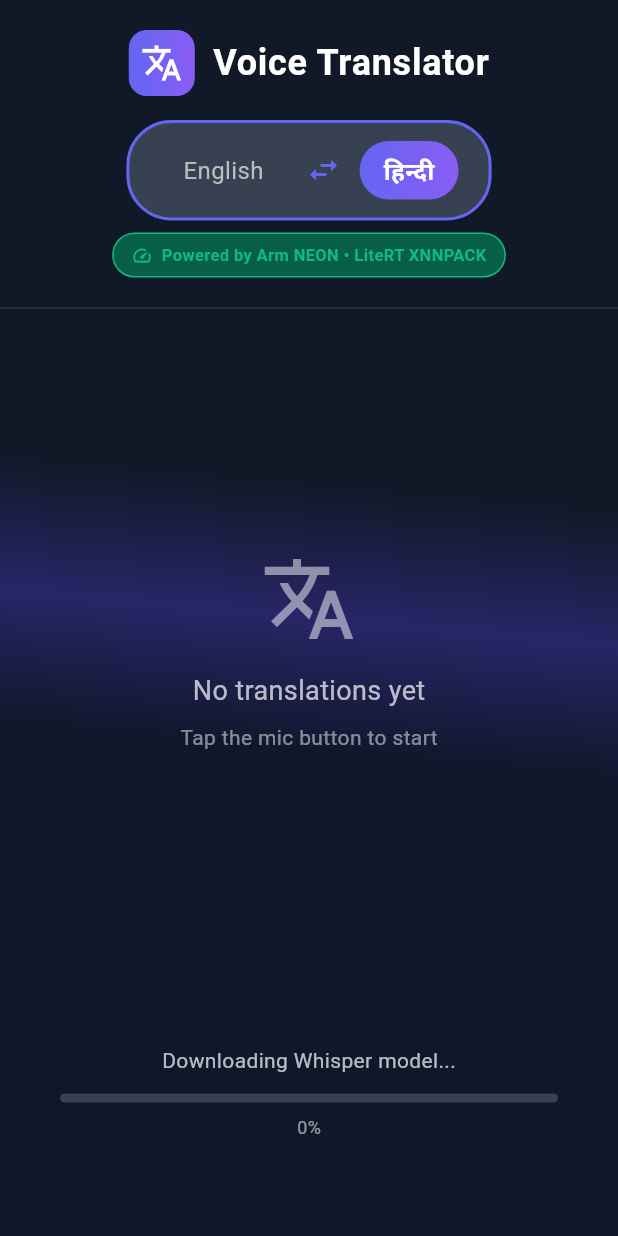
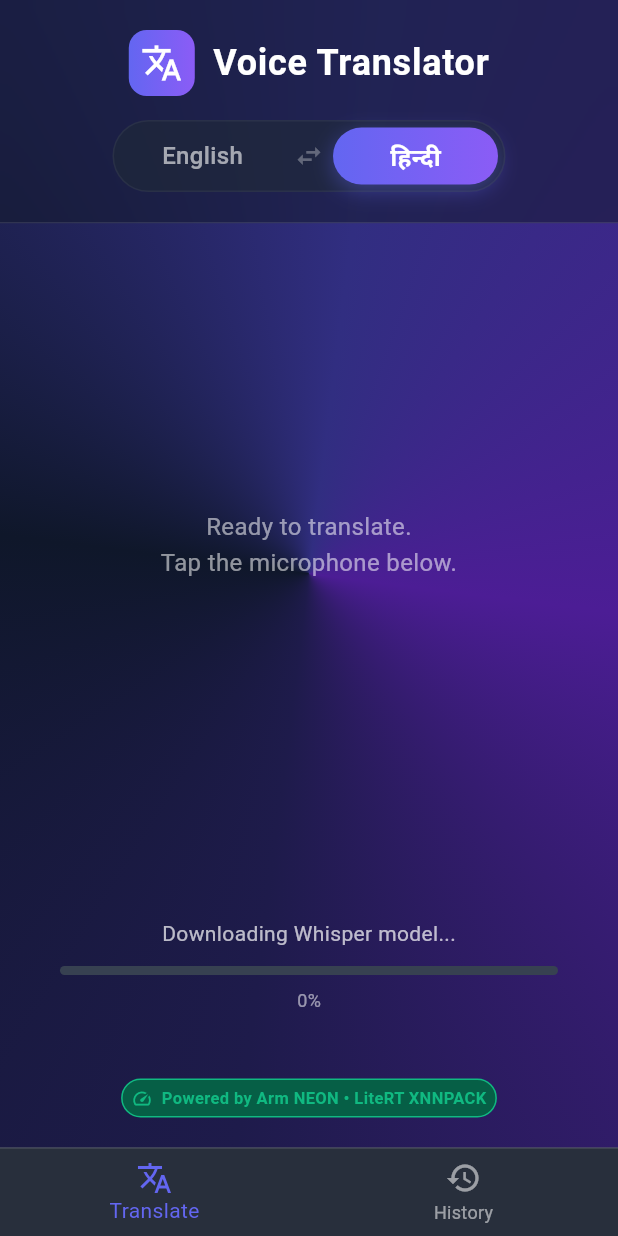
Before and after one commit to Animish-Sharma/arm-hack, a Flutter app: the screen it shows after launch, on a phone screen of 412 x 824 dp. Run offline on Flutter 3.47's test engine with Material 3 defaults, Android fonts, the light colour scheme and no system bars; our stand-ins replace flutter_tts, permission_handler, shared_preferences; missing offline and left inert: flutter_gemma, record; network calls fail.

Commit message:
More UI Changes

```diff
--- a/lib/main.dart
+++ b/lib/main.dart
@@ -1,7 +1,8 @@
 import 'package:flutter/material.dart';
 import 'package:provider/provider.dart';
 import 'package:speech_translator/providers/translator_provider.dart';
-import 'package:speech_translator/screens/home_screen.dart';
+
+import 'package:speech_translator/screens/main_screen.dart';
 import 'package:flutter_gemma/flutter_gemma.dart';
 
 void main() async {
@@ -31,7 +32,7 @@ class MyApp extends StatelessWidget {
           ),
           useMaterial3: true,
         ),
-        home: const HomeScreen(),
+        home: const MainScreen(),
       ),
     );
   }
--- a/lib/screens/home_screen.dart
+++ b/lib/screens/home_screen.dart
@@ -30,7 +30,8 @@ class _HomeScreenState extends State<HomeScreen> {
   @override
   Widget build(BuildContext context) {
     return Scaffold(
-      backgroundColor: Colors.transparent, // Let AnimatedBackground show through
+      backgroundColor:
+          Colors.transparent, // Let AnimatedBackground show through
       body: AnimatedBackground(
         child: SafeArea(
           child: Column(
@@ -38,11 +39,35 @@ class _HomeScreenState extends State<HomeScreen> {
               // Header with title and language toggle
               _buildHeader(),
 
-              // Translation log (scrollable)
+              // Latest Translation Card
               Expanded(
                 child: Consumer<TranslatorProvider>(
                   builder: (context, provider, child) {
-                    return TranslationLog(history: provider.state.history);
+                    if (provider.state.history.isEmpty) {
+                      return const Center(
+                        child: Text(
+                          'Ready to translate.\nTap the microphone below.',
+                          textAlign: TextAlign.center,
+                          style: TextStyle(
+                            color: Colors.white54,
+                            fontSize: 16,
+                            height: 1.5,
+                          ),
+                        ),
+                      );
+                    }
+
+                    final latest = provider.state.history.last;
+                    return SingleChildScrollView(
+                      physics: const BouncingScrollPhysics(),
+                      padding: const EdgeInsets.symmetric(vertical: 20),
+                      child: Center(
+                        child: Padding(
+                          padding: const EdgeInsets.symmetric(horizontal: 16),
+                          child: TranslationCard(entry: latest),
+                        ),
+                      ),
+                    );
                   },
                 ),
               ),
@@ -52,13 +77,21 @@ class _HomeScreenState extends State<HomeScreen> {
                 builder: (context, provider, child) {
                   return AnimatedContainer(
                     duration: const Duration(milliseconds: 300),
-                    height: (provider.state.state == AppState.listening || provider.state.state == AppState.speaking) ? 60 : 0,
+                    height:
+                        (provider.state.state == AppState.listening ||
+                            provider.state.state == AppState.speaking)
+                        ? 60
+                        : 0,
                     curve: Curves.easeInOut,
                     child: SingleChildScrollView(
                       physics: const NeverScrollableScrollPhysics(),
                       child: AudioWave(
-                        isAnimating: provider.state.state == AppState.listening || provider.state.state == AppState.speaking,
-                        color: provider.state.state == AppState.listening ? const Color(0xFFEF4444) : const Color(0xFF10B981),
+                        isAnimating:
+                            provider.state.state == AppState.listening ||
+                            provider.state.state == AppState.speaking,
+                        color: provider.state.state == AppState.listening
+                            ? const Color(0xFFEF4444)
+                            : const Color(0xFF10B981),
                       ),
                     ),
                   );
@@ -70,7 +103,11 @@ class _HomeScreenState extends State<HomeScreen> {
               // Microphone button and status
               _buildMicSection(),
 
-              const SizedBox(height: 40),
+              const SizedBox(height: 20),
+
+              _buildOptimizationBadge(),
+
+              const SizedBox(height: 20),
             ],
           ),
         ),
@@ -115,13 +152,16 @@ class _HomeScreenState extends State<HomeScreen> {
                     ),
                   ),
                   const SizedBox(width: 12),
-              const Text(
+                  const Flexible(
+                    child: Text(
                       'Voice Translator',
                       style: TextStyle(
                         color: Colors.white,
                         fontSize: 24,
                         fontWeight: FontWeight.bold,
                         letterSpacing: 0.5,
+                      ),
+                      overflow: TextOverflow.ellipsis,
                     ),
                   ),
                 ],
@@ -135,11 +175,6 @@ class _HomeScreenState extends State<HomeScreen> {
                   return _buildLanguageToggle(provider);
                 },
               ),
-
-          const SizedBox(height: 8),
-
-          // Optimization badge
-          _buildOptimizationBadge(),
             ],
           ),
         ),
@@ -147,58 +182,101 @@ class _HomeScreenState extends State<HomeScreen> {
     );
   }
 
-  /// Build language toggle switch
+  /// Build language toggle switch (iOS Segmented Control Style)
   Widget _buildLanguageToggle(TranslatorProvider provider) {
-    final isEnglishToHindi = provider.state.translationMode == TranslationMode.englishToHindi;
+    final isEnglishToHindi =
+        provider.state.translationMode == TranslationMode.englishToHindi;
 
     return GestureDetector(
       onTap: () => provider.toggleTranslationMode(),
       child: Container(
-        padding: const EdgeInsets.symmetric(horizontal: 20, vertical: 12),
+        height: 48,
         decoration: BoxDecoration(
-          color: const Color(0xFF374151),
-          borderRadius: BorderRadius.circular(30),
-          border: Border.all(
-            color: const Color(0xFF6366F1),
-            width: 2,
+          color: const Color(0xFF1F2937).withOpacity(0.6),
+          borderRadius: BorderRadius.circular(24),
+          border: Border.all(color: Colors.white.withOpacity(0.05), width: 1),
+        ),
+        child: Stack(
+          children: [
+            // Sliding highlight pill
+            AnimatedPositioned(
+              duration: const Duration(milliseconds: 300),
+              curve: Curves.easeOutCubic,
+              left: isEnglishToHindi ? 4 : 146, // 4 + 110 + 32
+              top: 4,
+              bottom: 4,
+              width: 110,
+              child: Container(
+                decoration: BoxDecoration(
+                  gradient: const LinearGradient(
+                    colors: [Color(0xFF6366F1), Color(0xFF8B5CF6)],
+                  ),
+                  borderRadius: BorderRadius.circular(20),
+                  boxShadow: [
+                    BoxShadow(
+                      color: const Color(0xFF6366F1).withOpacity(0.4),
+                      blurRadius: 12,
+                      offset: const Offset(0, 4),
+                    ),
+                  ],
                 ),
               ),
+            ),
+
+            // Labels and icon
+            Container(
+              height: 48,
+              padding: const EdgeInsets.symmetric(horizontal: 4),
               child: Row(
                 mainAxisSize: MainAxisSize.min,
                 children: [
-            _buildLanguageLabel('English', isEnglishToHindi),
-            const SizedBox(width: 12),
-            Icon(
+                  SizedBox(
+                    width: 110,
+                    child: Center(
+                      child: Text(
+                        'English',
+                        style: TextStyle(
+                          color: isEnglishToHindi
+                              ? Colors.white
+                              : Colors.white60,
+                          fontSize: 16,
+                          fontWeight: isEnglishToHindi
+                              ? FontWeight.bold
+                              : FontWeight.w500,
+                        ),
+                      ),
+                    ),
+                  ),
+                  Container(
+                    width: 32,
+                    alignment: Alignment.center,
+                    child: Icon(
                       Icons.swap_horiz,
-              color: const Color(0xFF6366F1),
-              size: 24,
+                      color: Colors.white.withOpacity(0.3),
+                      size: 20,
                     ),
-            const SizedBox(width: 12),
-            _buildLanguageLabel('हिन्दी', !isEnglishToHindi),
+                  ),
+                  SizedBox(
+                    width: 110,
+                    child: Center(
+                      child: Text(
+                        'हिन्दी',
+                        style: TextStyle(
+                          color: !isEnglishToHindi
+                              ? Colors.white
+                              : Colors.white60,
+                          fontSize: 16,
+                          fontWeight: !isEnglishToHindi
+                              ? FontWeight.bold
+                              : FontWeight.w500,
+                        ),
+                      ),
+                    ),
+                  ),
                 ],
               ),
             ),
-    );
-  }
-
-  /// Build language label with highlight
-  Widget _buildLanguageLabel(String text, bool isActive) {
-    return Container(
-      padding: const EdgeInsets.symmetric(horizontal: 16, vertical: 8),
-      decoration: BoxDecoration(
-        gradient: isActive
-            ? const LinearGradient(
-                colors: [Color(0xFF6366F1), Color(0xFF8B5CF6)],
-              )
-            : null,
-        borderRadius: BorderRadius.circular(20),
-      ),
-      child: Text(
-        text,
-        style: TextStyle(
-          color: isActive ? Colors.white : Colors.grey.shade400,
-          fontSize: 16,
-          fontWeight: isActive ? FontWeight.bold : FontWeight.normal,
+          ],
         ),
       ),
     );
@@ -207,23 +285,16 @@ class _HomeScreenState extends State<HomeScreen> {
   /// Build optimization badge
   Widget _buildOptimizationBadge() {
     return Container(
-      padding: const EdgeInsets.symmetric(horizontal: 12, vertical: 6),
+      padding: const EdgeInsets.symmetric(horizontal: 6, vertical: 4),
       decoration: BoxDecoration(
         color: const Color(0xFF065F46),
         borderRadius: BorderRadius.circular(20),
-        border: Border.all(
-          color: const Color(0xFF10B981),
-          width: 1,
-        ),
+        border: Border.all(color: const Color(0xFF10B981), width: 1),
       ),
       child: Row(
         mainAxisSize: MainAxisSize.min,
         children: [
-          const Icon(
-            Icons.speed,
-            color: Color(0xFF10B981),
-            size: 14,
-          ),
+          const Icon(Icons.speed, color: Color(0xFF10B981), size: 14),
           const SizedBox(width: 6),
           Text(
             'Powered by Arm NEON • LiteRT XNNPACK',
@@ -381,12 +452,11 @@ class _HomeScreenState extends State<HomeScreen> {
         key: ValueKey<String>(text),
         style: TextStyle(
           color: color,
-          fontSize: 18,
+          fontSize: 16,
           fontWeight: FontWeight.w500,
           letterSpacing: 0.5,
         ),
       ),
     );
   }
-
 }
--- a/lib/widgets/animated_background.dart
+++ b/lib/widgets/animated_background.dart
@@ -1,6 +1,7 @@
+import 'dart:math';
 import 'package:flutter/material.dart';
 
-/// A subtle, slow-moving animated mesh gradient background.
+/// An exotic AI-style flowing sweep gradient background.
 class AnimatedBackground extends StatefulWidget {
   final Widget child;
 
@@ -39,24 +40,17 @@ class _AnimatedBackgroundState extends State<AnimatedBackground>
       builder: (context, child) {
         return Container(
           decoration: BoxDecoration(
-            gradient: LinearGradient(
-              begin: Alignment(
-                -1.0 + (_animation.value * 2),
-                -1.0 + (_animation.value * 1.5),
-              ),
-              end: Alignment(
-                1.0 - (_animation.value * 2),
-                1.0 - (_animation.value * 1.5),
-              ),
-              colors: [
-                const Color(0xFF111827), // Very dark gray
-                Color.lerp(
-                  const Color(0xFF1E1B4B), // Deep indigo
-                  const Color(0xFF312E81), // Lighter indigo
-                  _animation.value,
-                )!,
-                const Color(0xFF0F172A), // Dark slate
+            gradient: SweepGradient(
+              center: Alignment.center,
+              transform: GradientRotation(_animation.value * 2 * pi),
+              colors: const [
+                Color(0xFF0F172A), // Slate
+                Color(0xFF312E81), // Indigo
+                Color(0xFF4C1D95), // Violet
+                Color(0xFF1E1B4B), // Deep Purple
+                Color(0xFF0F172A), // Slate
               ],
+              stops: const [0.0, 0.25, 0.5, 0.75, 1.0],
             ),
           ),
           child: child,
--- a/lib/widgets/translation_log.dart
+++ b/lib/widgets/translation_log.dart
@@ -8,10 +8,7 @@ import 'package:intl/intl.dart';
 class TranslationLog extends StatefulWidget {
   final List<TranslationEntry> history;
 
-  const TranslationLog({
-    super.key,
-    required this.history,
-  });
+  const TranslationLog({super.key, required this.history});
 
   @override
   State<TranslationLog> createState() => _TranslationLogState();
@@ -63,7 +60,7 @@ class _TranslationLogState extends State<TranslationLog> {
         opacity: animation,
         child: Padding(
           padding: const EdgeInsets.only(bottom: 16),
-          child: _TranslationCard(entry: entry),
+          child: TranslationCard(entry: entry),
         ),
       ),
     );
@@ -76,24 +73,42 @@ class _TranslationLogState extends State<TranslationLog> {
         child: Column(
           mainAxisAlignment: MainAxisAlignment.center,
           children: [
-            Icon(
-              Icons.translate,
-              size: 64,
-              color: Colors.white.withOpacity(0.5),
+            Container(
+              padding: const EdgeInsets.all(24),
+              decoration: BoxDecoration(
+                shape: BoxShape.circle,
+                color: const Color(0xFF1F2937).withOpacity(0.5),
+                boxShadow: [
+                  BoxShadow(
+                    color: const Color(0xFF6366F1).withOpacity(0.2),
+                    blurRadius: 40,
+                    spreadRadius: 10,
+                  ),
+                ],
+              ),
+              child: Icon(
+                Icons.history_toggle_off,
+                size: 64,
+                color: const Color(0xFF6366F1).withOpacity(0.8),
+              ),
             ),
-            const SizedBox(height: 16),
+            const SizedBox(height: 32),
             Text(
               'No translations yet',
               style: TextStyle(
-                fontSize: 18,
-                color: Colors.white.withOpacity(0.7),
+                fontSize: 22,
+                fontWeight: FontWeight.bold,
+                letterSpacing: 0.5,
+                color: Colors.white.withOpacity(0.9),
               ),
             ),
-            const SizedBox(height: 8),
+            const SizedBox(height: 12),
             Text(
-              'Tap the mic button to start',
+              'Your translation history will appear here.\nTap the microphone on the Home tab to start.',
+              textAlign: TextAlign.center,
               style: TextStyle(
-                fontSize: 14,
+                fontSize: 15,
+                height: 1.5,
                 color: Colors.white.withOpacity(0.5),
               ),
             ),
@@ -104,7 +119,7 @@ class _TranslationLogState extends State<TranslationLog> {
 
     return AnimatedList(
       key: _listKey,
-      reverse: true,  // Show latest at bottom
+      reverse: true, // Show latest at bottom
       padding: const EdgeInsets.all(16),
       initialItemCount: _localHistory.length,
       itemBuilder: (context, index, animation) {
@@ -117,16 +132,16 @@ class _TranslationLogState extends State<TranslationLog> {
 }
 
 /// Card displaying a single translation entry with glassmorphism
-class _TranslationCard extends StatefulWidget {
+class TranslationCard extends StatefulWidget {
   final TranslationEntry entry;
 
-  const _TranslationCard({required this.entry});
+  const TranslationCard({super.key, required this.entry});
 
   @override
-  State<_TranslationCard> createState() => _TranslationCardState();
+  State<TranslationCard> createState() => _TranslationCardState();
 }
 
-class _TranslationCardState extends State<_TranslationCard> {
+class _TranslationCardState extends State<TranslationCard> {
   bool _isPressed = false;
 
   @override
@@ -149,14 +164,15 @@ class _TranslationCardState extends State<_TranslationCard> {
                 color: const Color(0xFF1F2937).withOpacity(0.4),
                 borderRadius: BorderRadius.circular(16),
                 border: Border.all(
-                  color: Colors.white.withOpacity(0.1),
+                  color: Colors.white.withOpacity(0.15),
                   width: 1,
                 ),
                 boxShadow: [
                   BoxShadow(
-                    color: Colors.black.withOpacity(0.1),
-                    blurRadius: 10,
-                    offset: const Offset(0, 4),
+                    color: Colors.black.withOpacity(0.4),
+                    blurRadius: 20,
+                    spreadRadius: 2,
+                    offset: const Offset(0, 8),
                   ),
                 ],
               ),
@@ -204,7 +220,7 @@ class _TranslationCardState extends State<_TranslationCard> {
                     _TextSection(
                       label: 'Original',
                       text: widget.entry.originalText,
-                      color: const Color(0xFF60A5FA),  // Light blue
+                      color: const Color(0xFF60A5FA), // Light blue
                     ),
 
                     const SizedBox(height: 12),
@@ -218,7 +234,7 @@ class _TranslationCardState extends State<_TranslationCard> {
                     _TextSection(
                       label: 'Translated',
                       text: widget.entry.translatedText,
-                      color: const Color(0xFF34D399),  // Light green
+                      color: const Color(0xFF34D399), // Light green
                     ),
                   ],
                 ),
```
Also changed, not shown: lib/screens/history_screen.dart (+43 -7 lines), lib/widgets/mic_button.dart (+13 -8 lines). Lines whose indentation alone changed are shown as unchanged.
